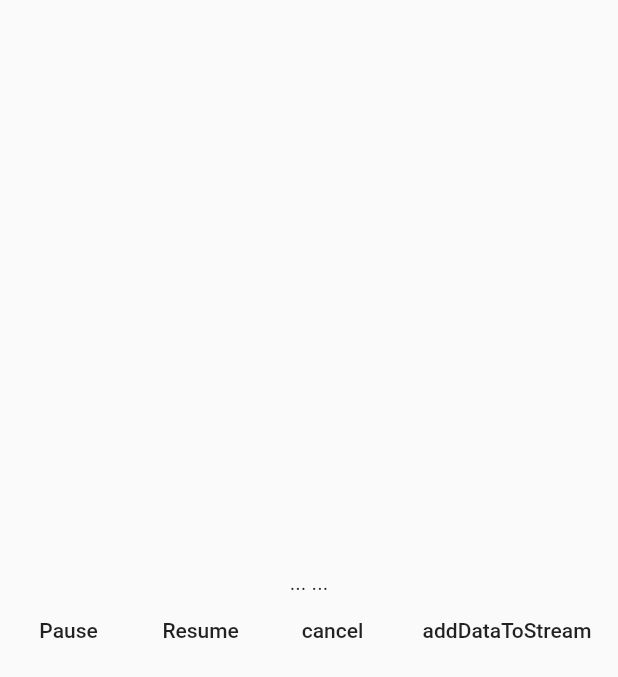
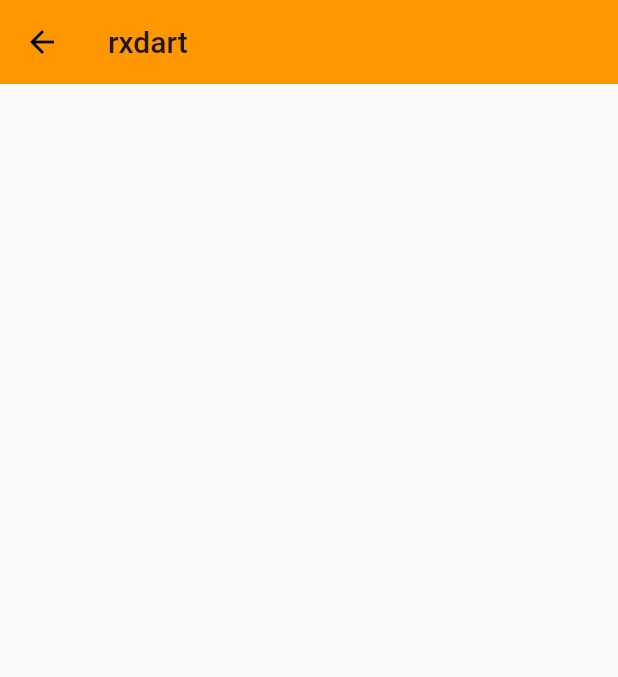
Before and after one commit to paprikaLang/flutter-demo, a Flutter app: the screen it shows after launch, on a phone screen of 412 x 824 dp. Shown: the top 677 px of the screen. Run offline on Flutter 3.47's test engine with Material 2 defaults, Android fonts, the phone set to English and light mode, and no system bars; our stand-ins replace rxdart.

Commit message:
subject sameas controller of Stream

```diff
--- a/lib/main.dart
+++ b/lib/main.dart
@@ -1,4 +1,5 @@
 import 'package:flutter/material.dart';
+import 'package:flutter_demo/widgets/rxdart/rxdart_demo.dart';
 // import 'Home.dart';
 // import 'Sliver.dart';
 import 'Nav.dart';
@@ -20,7 +21,7 @@ class App extends StatelessWidget {
     return MaterialApp(
       debugShowCheckedModeBanner: false,
       // home: ListContainer(),
-      initialRoute: '/stream',
+      initialRoute: '/rxdart',
       routes: {
         '/': (context) => ListContainer(),
         '/about': (context) => Page(title: 'about'),
@@ -29,6 +30,7 @@ class App extends StatelessWidget {
         '/stepper': (context) => StepperWork(),
         '/state': (context) => StateManagement(),
         '/stream': (context) => StreamDemo(),
+        '/rxdart': (context) => RxDartDemo(),
       },
       theme: ThemeData(
           primarySwatch: Colors.orange,
--- /dev/null
+++ b/lib/widgets/rxdart/rxdart_demo.dart
@@ -0,0 +1,48 @@
+import 'package:flutter/material.dart';
+import 'package:rxdart/rxdart.dart';
+import 'dart:async';
+
+class RxDartDemo extends StatelessWidget {
+  @override
+  Widget build(BuildContext context) {
+    return Scaffold(
+      appBar: AppBar(
+        title: Text('rxdart'),
+        elevation: 0.0,
+      ),
+      body: Center(
+        child: RxDartDemoHome(),
+      ),
+    );
+  }
+}
+
+class RxDartDemoHome extends StatefulWidget {
+  _RxDartDemoHomeState createState() => _RxDartDemoHomeState();
+}
+
+class _RxDartDemoHomeState extends State<RxDartDemoHome> {
+  @override
+  void initState() {
+    super.initState();
+    // Observable<String> _observable =
+    //  Observable(Stream.fromIterable(['hello', '您好']));
+    //Observable继承于Stream
+    // Observable.fromFuture(Future.value('hello ~'));
+    // Observable.fromIterable(['hello', 'world']);
+    // Observable.just('hello just');
+    // Observable.periodic(Duration(seconds: 1), (x) => x.toString());
+    // _observable.listen(print);
+    PublishSubject<String> _subject = PublishSubject<String>();
+    _subject.listen((data) => print('listen on 1: $data'));
+    _subject.add('add data to stream');
+    _subject.listen((data) => print('listen on 2: ${data.toUpperCase()}'));
+    _subject.add('resume'); //subject 相当于Stream中的Controller, 控制着Observable
+    _subject.close();
+  }
+
+  @override
+  Widget build(BuildContext context) {
+    return Container();
+  }
+}
--- a/pubspec.yaml
+++ b/pubspec.yaml
@@ -16,6 +16,7 @@ dependencies:
   flutter:
     sdk: flutter
   scoped_model: ^1.0.1
+  rxdart: ^0.20.0
 
   # The following adds the Cupertino Icons font to your application.
   # Use with the CupertinoIcons class for iOS style icons.
```
